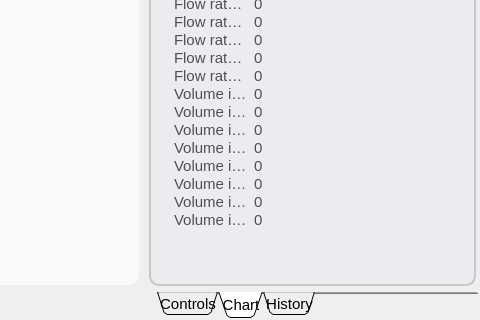
The window that apps/Lab-on-a-tip/Lab-on-a-tip.ui (bellonemauro/Labonatip2.0) describes before a commit, drawn with Qt 5; both pictures show x 920 to 1400 and y 521 to 841 of the 1400 by 841 pixel window.
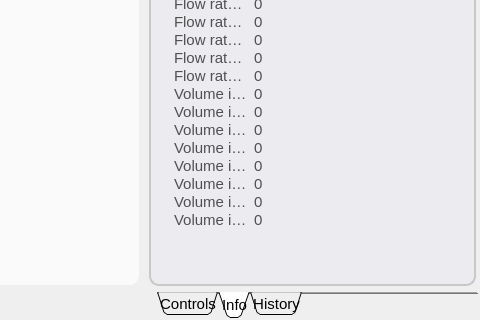
The same window after the commit. Icons and pictures are not drawn.

Patch:
```diff
--- a/apps/Lab-on-a-tip/Lab-on-a-tip.ui
+++ b/apps/Lab-on-a-tip/Lab-on-a-tip.ui
@@ -5336,7 +5336,7 @@
          </sizepolicy>
         </property>
         <attribute name="title">
-         <string>Chart</string>
+         <string>Info</string>
         </attribute>
         <layout class="QGridLayout" name="gridLayout_7">
          <property name="leftMargin">
```
